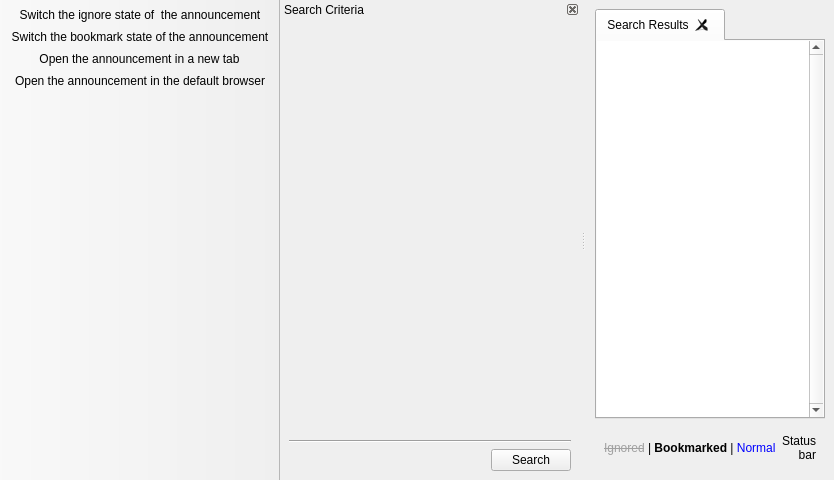
First picture: the form in src/UIMain.ui, repository pasnox/housing, before the edit.
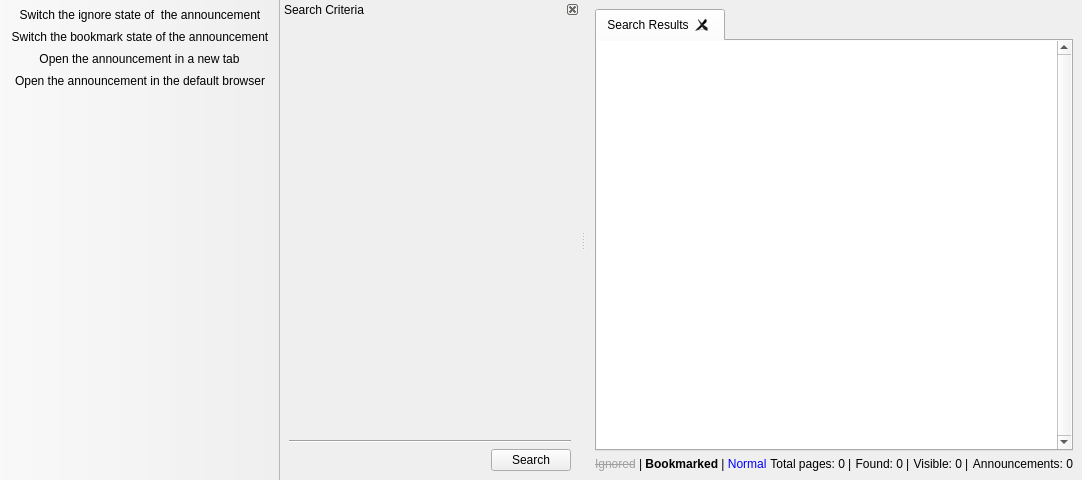
Second picture: the form after the edit. Icons and pictures are not drawn. Custom widgets are drawn as their Qt base class.

Commit message: Handle proxy model for announcement model.

```diff
--- a/src/UIMain.ui
+++ b/src/UIMain.ui
@@ -6,7 +6,7 @@
    <rect>
     <x>0</x>
     <y>0</y>
-    <width>640</width>
+    <width>800</width>
     <height>480</height>
    </rect>
   </property>
@@ -77,6 +77,12 @@
     <item>
      <widget class="QWidget" name="widget" native="true">
       <layout class="QHBoxLayout" name="horizontalLayout">
+       <property name="spacing">
+        <number>3</number>
+       </property>
+       <property name="margin">
+        <number>0</number>
+       </property>
        <item>
         <widget class="QLabel" name="lLegend">
          <property name="text">
@@ -85,15 +91,116 @@
         </widget>
        </item>
        <item>
-        <widget class="QLabel" name="lStatusBar">
+        <spacer name="horizontalSpacer_2">
+         <property name="orientation">
+          <enum>Qt::Horizontal</enum>
+         </property>
+         <property name="sizeHint" stdset="0">
+          <size>
+           <width>0</width>
+           <height>8</height>
+          </size>
+         </property>
+        </spacer>
+       </item>
+       <item>
+        <widget class="QLabel" name="lTotalPages">
          <property name="text">
-          <string notr="true">Status bar</string>
+          <string>Total pages:</string>
          </property>
          <property name="alignment">
           <set>Qt::AlignRight|Qt::AlignTrailing|Qt::AlignVCenter</set>
          </property>
-         <property name="wordWrap">
-          <bool>true</bool>
+        </widget>
+       </item>
+       <item>
+        <widget class="QLabel" name="lTotalPagesNumber">
+         <property name="text">
+          <string notr="true">0</string>
+         </property>
+         <property name="alignment">
+          <set>Qt::AlignRight|Qt::AlignTrailing|Qt::AlignVCenter</set>
+         </property>
+        </widget>
+       </item>
+       <item>
+        <widget class="QLabel" name="lSeparator1">
+         <property name="text">
+          <string notr="true">|</string>
+         </property>
+        </widget>
+       </item>
+       <item>
+        <widget class="QLabel" name="lFound">
+         <property name="text">
+          <string>Found:</string>
+         </property>
+         <property name="alignment">
+          <set>Qt::AlignRight|Qt::AlignTrailing|Qt::AlignVCenter</set>
+         </property>
+        </widget>
+       </item>
+       <item>
+        <widget class="QLabel" name="lFoundNumber">
+         <property name="text">
+          <string notr="true">0</string>
+         </property>
+         <property name="alignment">
+          <set>Qt::AlignRight|Qt::AlignTrailing|Qt::AlignVCenter</set>
+         </property>
+        </widget>
+       </item>
+       <item>
+        <widget class="QLabel" name="lSeparator2">
+         <property name="text">
+          <string notr="true">|</string>
+         </property>
+        </widget>
+       </item>
+       <item>
+        <widget class="QLabel" name="lVisible">
+         <property name="text">
+          <string>Visible:</string>
+         </property>
+         <property name="alignment">
+          <set>Qt::AlignRight|Qt::AlignTrailing|Qt::AlignVCenter</set>
+         </property>
+        </widget>
+       </item>
+       <item>
+        <widget class="QLabel" name="lVisibleNumber">
+         <property name="text">
+          <string notr="true">0</string>
+         </property>
+         <property name="alignment">
+          <set>Qt::AlignRight|Qt::AlignTrailing|Qt::AlignVCenter</set>
+         </property>
+        </widget>
+       </item>
+       <item>
+        <widget class="QLabel" name="lSeparator3">
+         <property name="text">
+          <string notr="true">|</string>
+         </property>
+        </widget>
+       </item>
+       <item>
+        <widget class="QLabel" name="lAnnouncements">
+         <property name="text">
+          <string>Announcements:</string>
+         </property>
+         <property name="alignment">
+          <set>Qt::AlignRight|Qt::AlignTrailing|Qt::AlignVCenter</set>
+         </property>
+        </widget>
+       </item>
+       <item>
+        <widget class="QLabel" name="lAnnouncementsNumber">
+         <property name="text">
+          <string notr="true">0</string>
+         </property>
+         <property name="alignment">
+          <set>Qt::AlignRight|Qt::AlignTrailing|Qt::AlignVCenter</set>
          </property>
         </widget>
        </item>
```
Left out of the diff: 6 changed lines with no effect on the pictures. The commit also changes 2 other files.
